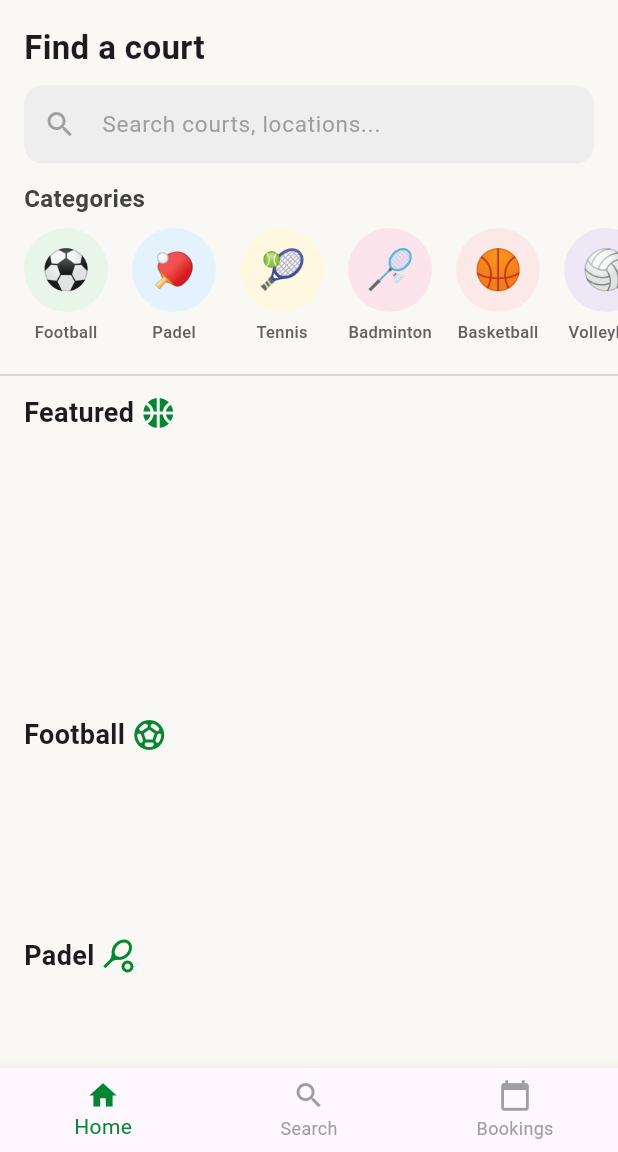
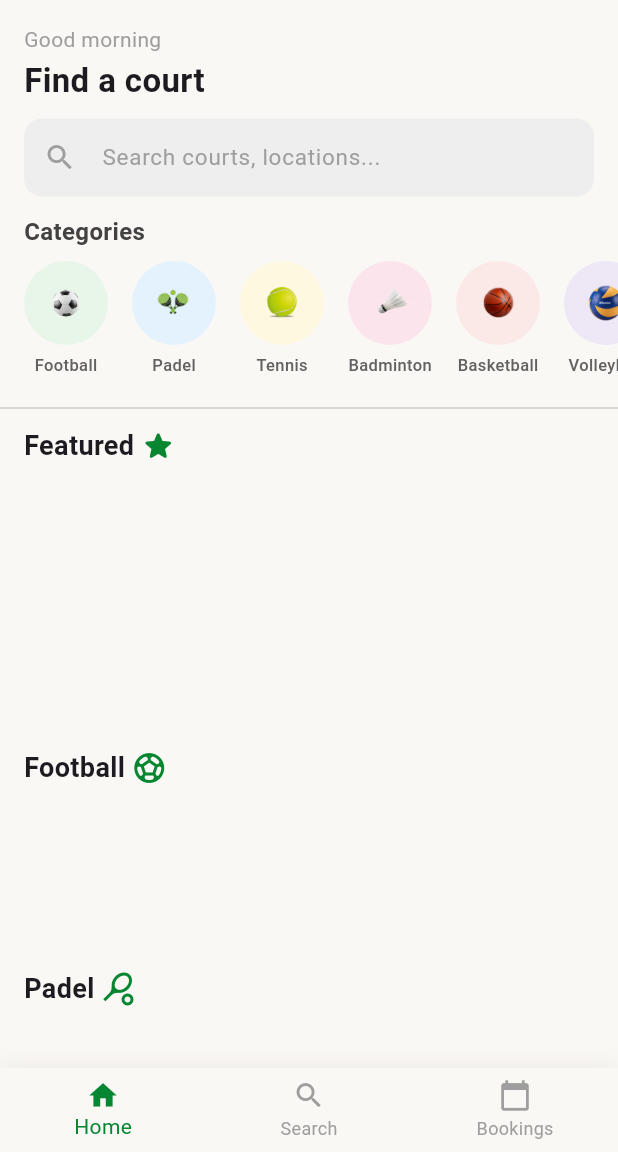
Before and after one commit to laitharafeh/ehjez, a Flutter app: the screen it shows once a user with an empty profile is signed in, on a phone screen of 412 x 824 dp, the part 84-1236 px from its top. Run offline on Flutter 3.47's test engine with Material 3 defaults, Android fonts, the phone set to English and light mode, and no system bars; our stand-ins replace flutter_riverpod, google_fonts, smooth_page_indicator, supabase_flutter, table_calendar; accounts and stored records are empty; Roboto replaces fonts that are missing (Grandstander).

Commit message:
minor design details

```diff
--- a/lib/main.dart
+++ b/lib/main.dart
@@ -27,6 +27,11 @@ class MyApp extends StatelessWidget {
       debugShowCheckedModeBanner: false,
       theme: ThemeData(
         scaffoldBackgroundColor: const Color(0xFFFAF8F5),
+        appBarTheme: const AppBarTheme(
+          backgroundColor: Color(0xFFFAF8F5),
+          surfaceTintColor: Colors.transparent,
+          elevation: 0,
+        ),
       ),
       home: const AuthChecker(),
     );
--- a/lib/screens/home_screen.dart
+++ b/lib/screens/home_screen.dart
@@ -27,6 +27,14 @@ class HomeScreen extends ConsumerWidget {
     final football = ref.watch(footballCourtsProvider);
     final padel = ref.watch(padelCourtsProvider);
 
+    // Time-based greeting — computed once at build time
+    final hour = DateTime.now().hour;
+    final greeting = hour < 12
+        ? 'Good morning'
+        : hour < 17
+            ? 'Good afternoon'
+            : 'Good evening';
+
     return Scaffold(
       appBar: CustomAppBar(),
       body: SingleChildScrollView(
@@ -39,6 +47,15 @@ class HomeScreen extends ConsumerWidget {
               child: Column(
                 crossAxisAlignment: CrossAxisAlignment.start,
                 children: [
+                  Text(
+                    greeting,
+                    style: TextStyle(
+                      fontSize: 14,
+                      color: Colors.grey[500],
+                      fontWeight: FontWeight.w400,
+                    ),
+                  ),
+                  const SizedBox(height: 2),
                   const Text(
                     'Find a court',
                     style: TextStyle(fontSize: 22, fontWeight: FontWeight.bold),
@@ -95,7 +112,7 @@ class HomeScreen extends ConsumerWidget {
             const Divider(color: Colors.grey, thickness: 0.5, height: 24),
 
             // ── Featured ──────────────────────────────────────────────────
-            const HomeText(text: 'Featured', icon: Icons.sports_basketball),
+            const HomeText(text: 'Featured', icon: Icons.star_rounded),
             SizedBox(
               height: 174,
               child: featured.when(
@@ -221,32 +238,32 @@ class _CategoryStrip extends StatelessWidget {
   static const _categories = [
     _CategoryItem(
       label: 'Football',
-      emoji: '⚽',
+      assetPath: 'assets/football_cat.png',
       color: Color(0xFFE8F5E9), // soft green
     ),
     _CategoryItem(
       label: 'Padel',
-      emoji: '🏓',
+      assetPath: 'assets/padel_cut.PNG',
       color: Color(0xFFE3F2FD), // soft blue
     ),
     _CategoryItem(
       label: 'Tennis',
-      emoji: '🎾',
+      assetPath: 'assets/tennis_ball.png',
       color: Color(0xFFFFF8E1), // soft amber
     ),
     _CategoryItem(
       label: 'Badminton',
-      emoji: '🏸',
+      assetPath: 'assets/badminton_ball.png',
       color: Color(0xFFFCE4EC), // soft pink
     ),
     _CategoryItem(
       label: 'Basketball',
-      emoji: '🏀',
+      assetPath: 'assets/basketball.png',
       color: Color(0xFFFBE9E7), // soft coral
     ),
     _CategoryItem(
       label: 'Volleyball',
-      emoji: '🏐',
+      assetPath: 'assets/volleyball.png',
       color: Color(0xFFEDE7F6), // soft purple
     ),
   ];
@@ -275,9 +292,11 @@ class _CategoryStrip extends StatelessWidget {
                     shape: BoxShape.circle,
                   ),
                   child: Center(
-                    child: Text(
-                      cat.emoji,
-                      style: const TextStyle(fontSize: 26),
+                    child: Image.asset(
+                      cat.assetPath,
+                      width: 30,
+                      height: 30,
+                      fit: BoxFit.contain,
                     ),
                   ),
                 ),
@@ -301,12 +320,12 @@ class _CategoryStrip extends StatelessWidget {
 
 class _CategoryItem {
   final String label;
-  final String emoji;
+  final String assetPath;
   final Color color;
 
   const _CategoryItem({
     required this.label,
-    required this.emoji,
+    required this.assetPath,
     required this.color,
   });
 }
--- a/lib/widgets/bottom_nav.dart
+++ b/lib/widgets/bottom_nav.dart
@@ -54,7 +54,20 @@ class _BottomNavState extends ConsumerState<BottomNav> {
         index: _selectedIndex,
         children: _pages,
       ),
-      bottomNavigationBar: BottomNavigationBar(
+      bottomNavigationBar: Container(
+        decoration: const BoxDecoration(
+          color: Color(0xFFFAF8F5),
+          boxShadow: [
+            BoxShadow(
+              color: Color(0x26B0A090), // warm-tinted shadow, ~15% opacity
+              blurRadius: 12,
+              offset: Offset(0, -3),
+            ),
+          ],
+        ),
+        child: BottomNavigationBar(
+          backgroundColor: const Color(0xFFFAF8F5),
+          elevation: 0, // shadow comes from the Container, not Flutter's default
           iconSize: 22,
           type: BottomNavigationBarType.fixed,
           selectedItemColor: const Color(0xFF068631),
@@ -68,6 +81,7 @@ class _BottomNavState extends ConsumerState<BottomNav> {
                 icon: Icon(Icons.calendar_today), label: 'Bookings'),
           ],
         ),
+      ),
     );
   }
 }
--- a/lib/widgets/custom_app_bar.dart
+++ b/lib/widgets/custom_app_bar.dart
@@ -14,6 +14,9 @@ class CustomAppBar extends StatelessWidget implements PreferredSizeWidget {
   @override
   Widget build(BuildContext context) {
     return AppBar(
+      backgroundColor: const Color(0xFFFAF8F5),
+      elevation: 0,
+      scrolledUnderElevation: 0,
       title: Text(
         'ehjez',
         style: GoogleFonts.grandstander(
```
Also changed, not shown: lib/screens/bookings_screen.dart (+9 -3 lines), lib/widgets/court_list_tile.dart (+178 -63 lines). Lines whose indentation alone changed are shown as unchanged.
